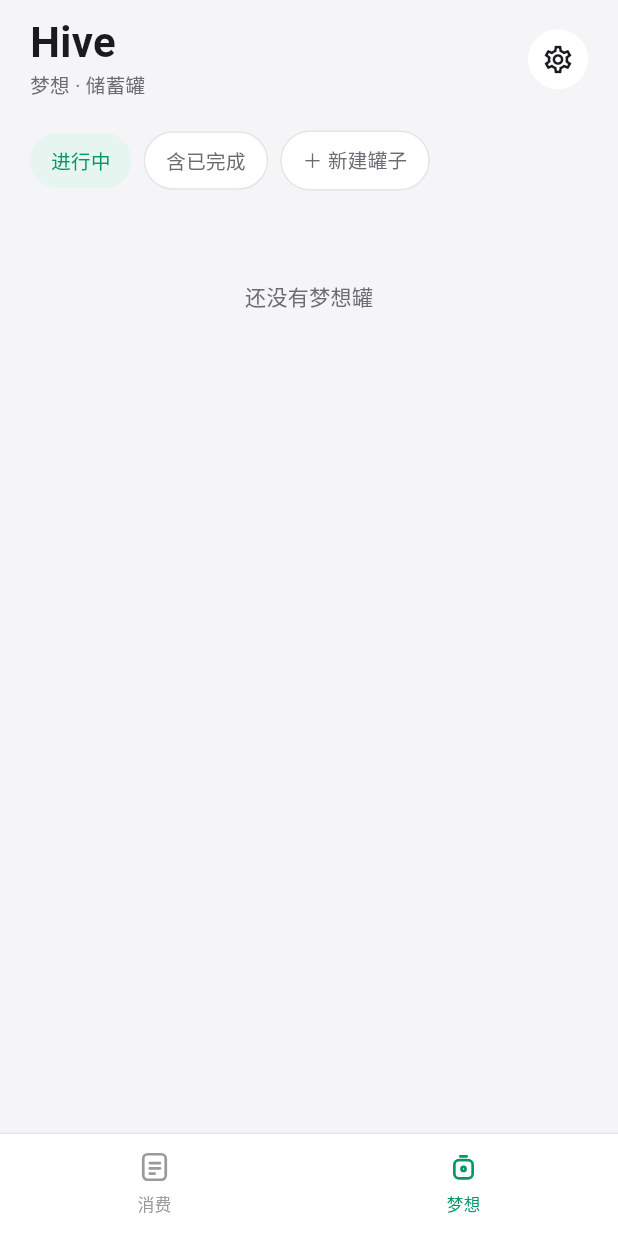
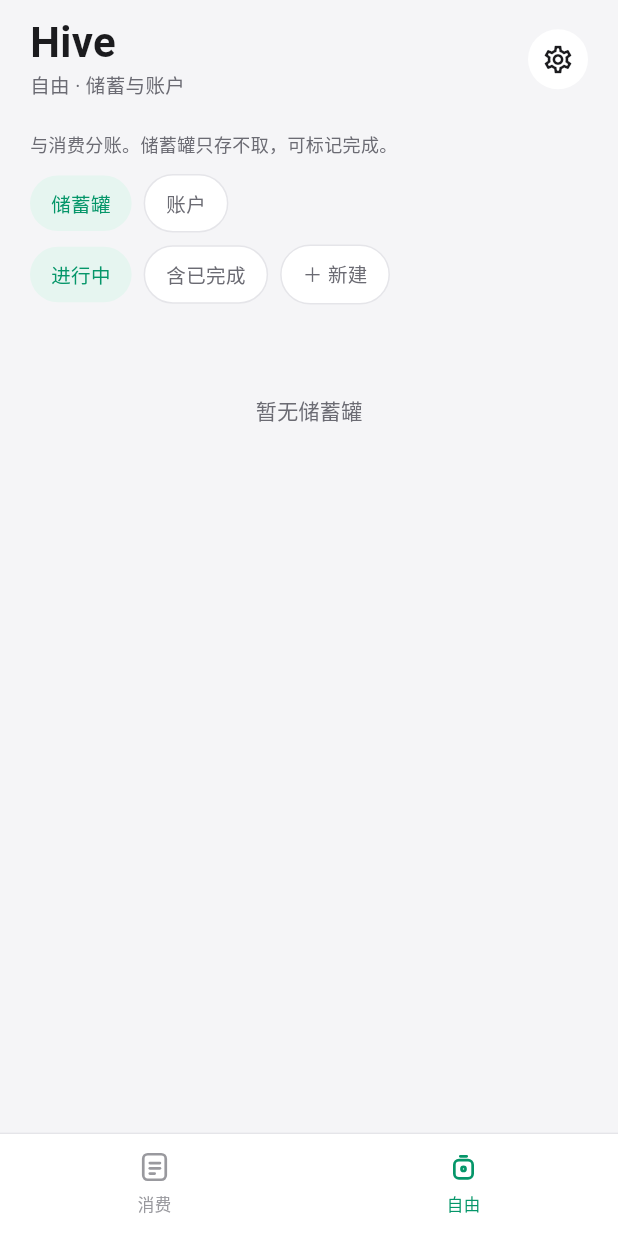
Before and after one commit to nannan-star/hive, a Flutter app: the DreamHomePage screen opened by its route, on a phone screen of 412 x 824 dp. Run offline on Flutter 3.47's test engine with Material 3 defaults, Android fonts, the phone set to English and light mode, and no system bars; our stand-ins replace drift, drift_flutter, file_picker, flutter_riverpod, flutter_svg, go_router and 1 more; accounts and stored records are empty; generated files the repository leaves out were written again.

Commit message:
feat(free): tab rename and kind filter on home
Rename bottom tab to 自由, add goal/fund kind filter on free home,
and update spend home copy for free deposits/withdrawals.

Co-authored-by: Cursor <cursoragent@cursor.com>

```diff
--- a/app/lib/features/dream/pages/dream_home_page.dart
+++ b/app/lib/features/dream/pages/dream_home_page.dart
@@ -2,6 +2,7 @@ import 'package:flutter/material.dart';
 import 'package:flutter_riverpod/flutter_riverpod.dart';
 import 'package:go_router/go_router.dart';
 
+import '../../../data/db/app_database.dart';
 import '../../../data/providers.dart';
 import '../../../shared/money.dart';
 import '../../../shared/theme/hive_colors.dart';
@@ -13,8 +14,10 @@ class DreamHomePage extends ConsumerWidget {
 
   @override
   Widget build(BuildContext context, WidgetRef ref) {
+    final kind = ref.watch(freeKindFilterProvider);
     final include = ref.watch(includeCompletedDreamsProvider);
     final jarsAsync = ref.watch(dreamJarsProvider);
+    final isGoal = kind == 'goal';
 
     return Scaffold(
       backgroundColor: HiveColors.page,
@@ -24,7 +27,7 @@ class DreamHomePage extends ConsumerWidget {
           crossAxisAlignment: CrossAxisAlignment.stretch,
           children: [
             HiveBrandHeader(
-              subtitle: '梦想 · 储蓄罐',
+              subtitle: '自由 · 储蓄与账户',
               trailing: HiveCircleButton(
                 onPressed: () => context.push('/settings'),
                 child: const HiveGearIcon(),
@@ -36,8 +39,41 @@ class DreamHomePage extends ConsumerWidget {
                   return ListView(
                     padding: const EdgeInsets.fromLTRB(20, 4, 20, 24),
                     children: [
+                      Text(
+                        isGoal
+                            ? '与消费分账。储蓄罐只存不取，可标记完成。'
+                            : '与消费分账。账户无目标，可存可取；取出不可超余额。',
+                        style: const TextStyle(
+                          fontSize: 12,
+                          height: 1.45,
+                          color: HiveColors.muted,
+                        ),
+                      ),
+                      const SizedBox(height: 12),
                       HiveChipRow(
                         children: [
+                          HiveChip(
+                            label: '储蓄罐',
+                            selected: isGoal,
+                            onTap: () {
+                              ref.read(freeKindFilterProvider.notifier).state =
+                                  'goal';
+                            },
+                          ),
+                          HiveChip(
+                            label: '账户',
+                            selected: !isGoal,
+                            onTap: () {
+                              ref.read(freeKindFilterProvider.notifier).state =
+                                  'fund';
+                            },
+                          ),
+                        ],
+                      ),
+                      const SizedBox(height: 8),
+                      HiveChipRow(
+                        children: [
+                          if (isGoal) ...[
                             HiveChip(
                               label: '进行中',
                               selected: !include,
@@ -61,7 +97,13 @@ class DreamHomePage extends ConsumerWidget {
                               },
                             ),
                             HiveChip(
-                            label: '＋ 新建罐子',
+                              label: '＋ 新建',
+                              selected: false,
+                              onTap: () => context.push('/dream/new'),
+                            ),
+                          ] else
+                            HiveChip(
+                              label: '＋ 新建账户',
                               selected: false,
                               onTap: () => context.push('/dream/new'),
                             ),
@@ -69,13 +111,15 @@ class DreamHomePage extends ConsumerWidget {
                       ),
                       const SizedBox(height: 12),
                       if (jars.isEmpty)
-                        const Padding(
-                          padding: EdgeInsets.only(top: 48),
-                          child: HiveEmpty('还没有梦想罐'),
+                        Padding(
+                          padding: const EdgeInsets.only(top: 48),
+                          child: HiveEmpty(isGoal ? '暂无储蓄罐' : '暂无账户'),
                         )
                       else
                         for (final jar in jars) ...[
-                          _DreamCard(jarId: jar.id),
+                          isGoal
+                              ? _GoalJarCard(jarId: jar.id)
+                              : _FundCard(jarId: jar.id),
                           const SizedBox(height: 12),
                         ],
                     ],
@@ -92,18 +136,16 @@ class DreamHomePage extends ConsumerWidget {
   }
 }
 
-class _DreamCard extends ConsumerWidget {
-  const _DreamCard({required this.jarId});
+class _GoalJarCard extends ConsumerWidget {
+  const _GoalJarCard({required this.jarId});
 
   final String jarId;
 
   @override
   Widget build(BuildContext context, WidgetRef ref) {
     final epoch = ref.watch(backupRestoreEpochProvider);
-    final jars = ref.watch(dreamJarsProvider).valueOrNull ?? [];
-    final match = jars.where((j) => j.id == jarId);
-    if (match.isEmpty) return const SizedBox.shrink();
-    final jar = match.first;
+    final jar = _findJar(ref, jarId);
+    if (jar == null) return const SizedBox.shrink();
 
     return FutureBuilder<int>(
       key: ValueKey('$epoch-$jarId'),
@@ -187,3 +229,73 @@ class _DreamCard extends ConsumerWidget {
     );
   }
 }
+
+class _FundCard extends ConsumerWidget {
+  const _FundCard({required this.jarId});
+
+  final String jarId;
+
+  @override
+  Widget build(BuildContext context, WidgetRef ref) {
+    final epoch = ref.watch(backupRestoreEpochProvider);
+    final jar = _findJar(ref, jarId);
+    if (jar == null) return const SizedBox.shrink();
+
+    return FutureBuilder<int>(
+      key: ValueKey('$epoch-$jarId'),
+      future: ref.read(databaseProvider).dreamDao.sumDeposits(jar.id),
+      builder: (context, snap) {
+        final balance = snap.data ?? 0;
+
+        return HiveCard(
+          radius: 16,
+          padding: const EdgeInsets.fromLTRB(16, 15, 16, 15),
+          onTap: () => context.push('/dream/${jar.id}'),
+          child: Row(
+            children: [
+              Expanded(
+                child: Column(
+                  crossAxisAlignment: CrossAxisAlignment.start,
+                  children: [
+                    Text(
+                      jar.name,
+                      style: const TextStyle(
+                        fontSize: 16,
+                        fontWeight: FontWeight.w500,
+                        color: HiveColors.ink,
+                      ),
+                    ),
+                    const SizedBox(height: 4),
+                    const Text(
+                      '账户 · 无目标',
+                      style: TextStyle(
+                        fontSize: 12,
+                        color: HiveColors.dim,
+                      ),
+                    ),
+                  ],
+                ),
+              ),
+              Text(
+                formatYuan(balance),
+                style: const TextStyle(
+                  fontSize: 17,
+                  fontWeight: FontWeight.w700,
+                  color: HiveColors.ink,
+                ),
+              ),
+            ],
+          ),
+        );
+      },
+    );
+  }
+}
+
+DreamJar? _findJar(WidgetRef ref, String jarId) {
+  final jars = ref.watch(dreamJarsProvider).valueOrNull ?? [];
+  for (final jar in jars) {
+    if (jar.id == jarId) return jar;
+  }
+  return null;
+}
--- a/app/lib/features/dream/providers/dream_providers.dart
+++ b/app/lib/features/dream/providers/dream_providers.dart
@@ -3,16 +3,27 @@ import 'package:flutter_riverpod/flutter_riverpod.dart';
 import '../../../data/daos/dream_dao.dart';
 import '../../../data/db/app_database.dart';
 import '../../../data/providers.dart';
+import '../services/dream_service.dart';
 
 final dreamDaoProvider = Provider<DreamDao>((ref) {
   return ref.watch(databaseProvider).dreamDao;
 });
 
+final dreamServiceProvider = Provider(
+  (ref) => DreamService(ref.watch(databaseProvider)),
+);
+
+final freeKindFilterProvider = StateProvider<String>((_) => 'goal');
+
 final includeCompletedDreamsProvider = StateProvider<bool>((ref) => false);
 
 final dreamJarsProvider = StreamProvider<List<DreamJar>>((ref) {
+  final kind = ref.watch(freeKindFilterProvider);
   final include = ref.watch(includeCompletedDreamsProvider);
-  return ref.watch(dreamDaoProvider).watchJars(includeCompleted: include);
+  return ref.watch(databaseProvider).dreamDao.watchJarsByKind(
+        kind: kind,
+        includeCompleted: kind == 'goal' ? include : true,
+      );
 });
 
 final dreamDepositsProvider =
--- a/app/lib/features/spend/pages/spend_home_page.dart
+++ b/app/lib/features/spend/pages/spend_home_page.dart
@@ -131,7 +131,7 @@ class _SpendHomePageState extends ConsumerState<SpendHomePage> {
                             ),
                             const SizedBox(height: 8),
                             Text(
-                              '${formatYoyHeadline(yearYoy)} · 水/电/燃气已分列 · 不含梦想存入',
+                              '${formatYoyHeadline(yearYoy)} · 水/电/燃气已分列 · 不含自由存入/取出',
                               style: const TextStyle(
                                 fontSize: 12,
                                 height: 1.45,
--- a/app/lib/shared/widgets/hive_widgets.dart
+++ b/app/lib/shared/widgets/hive_widgets.dart
@@ -524,7 +524,7 @@ class HiveTabBar extends StatelessWidget {
             Expanded(
               child: _TabItem(
                 selected: index == 1,
-                label: '梦想',
+                label: '自由',
                 icon: const HiveJarIcon(),
                 onTap: () => onSelect(1),
               ),
```
Also changed, not shown: app/lib/data/daos/dream_dao.dart (+14 -0 lines), 1 other file. Lines whose indentation alone changed are shown as unchanged.
